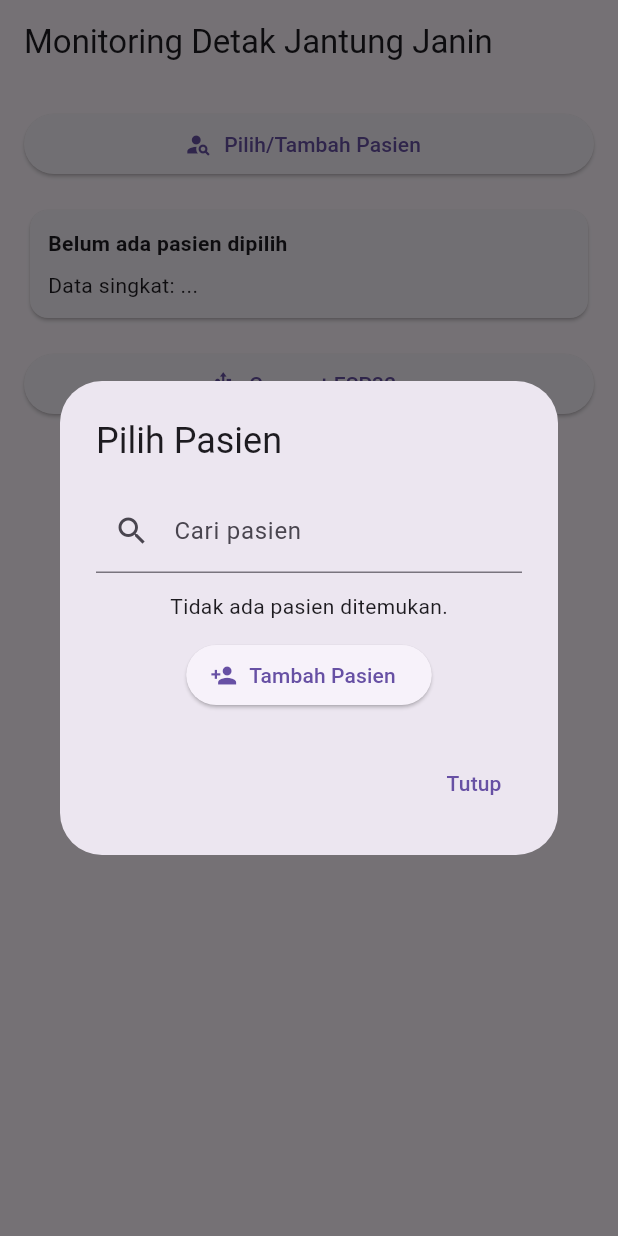
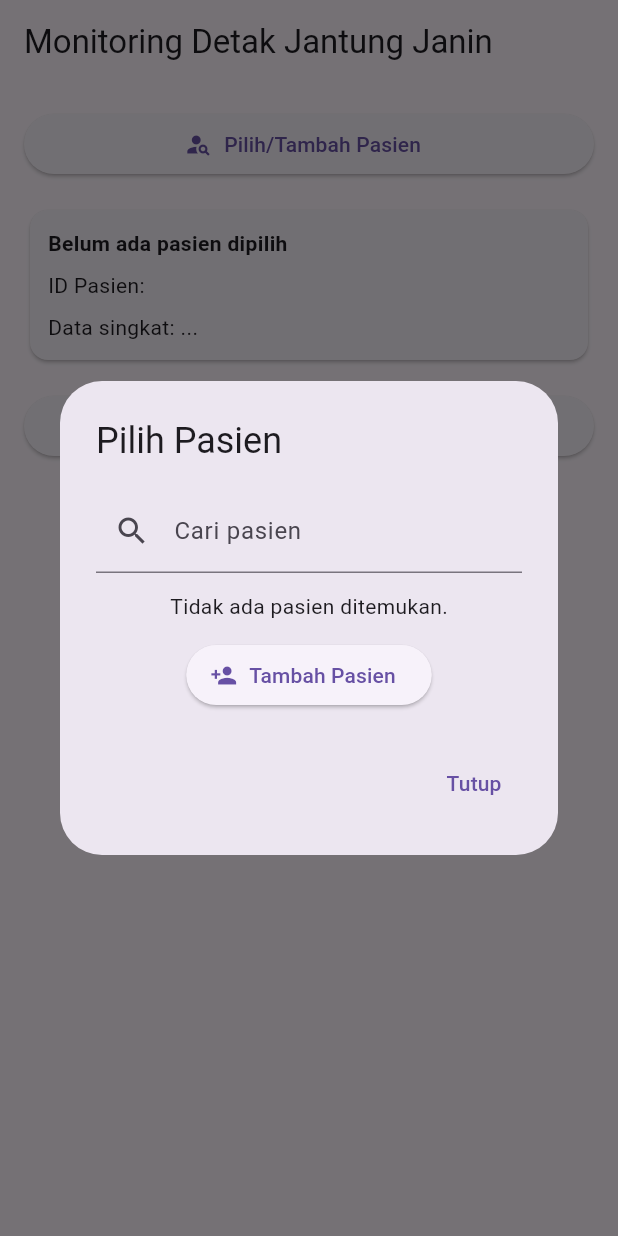
Before and after one commit to freeluncher/dopply_app, a Flutter app: the MonitoringPage screen opened by its route, after a tap on "Pilih/Tambah Pasien", on a phone screen of 412 x 824 dp. Run offline on Flutter 3.47's test engine with Material 3 defaults, Android fonts, the phone set to English and light mode, and no system bars; our stand-ins replace fl_chart, flutter_blue_plus, flutter_riverpod, flutter_secure_storage, go_router; accounts and stored records are empty.

Commit message:
feat: Refactor monitoring page and view model to improve patient data handling and monitoring functionality

```diff
--- a/lib/features/doctor/presentation/pages/monitoring_page.dart
+++ b/lib/features/doctor/presentation/pages/monitoring_page.dart
@@ -8,9 +8,7 @@ import 'package:dopply_app/features/doctor/presentation/widgets/monitoring_butto
 import 'package:dopply_app/features/doctor/presentation/widgets/monitoring_progress.dart';
 import 'package:dopply_app/features/doctor/presentation/widgets/bpm_realtime_chart_widget.dart';
 import 'package:dopply_app/features/doctor/presentation/widgets/monitoring_result_card.dart';
-import 'package:dopply_app/features/doctor/presentation/widgets/esp32_bpm_stream_widget.dart';
 import 'package:dopply_app/features/doctor/presentation/widgets/esp32_ble_bpm_stream_widget.dart';
-import 'package:fl_chart/fl_chart.dart';
 
 class MonitoringPage extends ConsumerStatefulWidget {
   const MonitoringPage({Key? key}) : super(key: key);
@@ -61,7 +59,10 @@ class _MonitoringPageState extends ConsumerState<MonitoringPage> {
                           },
                 ),
                 const SizedBox(height: 16),
-                PatientSummaryCard(selectedPatient: vm.selectedPatient),
+                PatientSummaryCard(
+                  patientName: vm.patientName,
+                  patientId: vm.patientId,
+                ),
                 const SizedBox(height: 16),
                 ESP32ConnectionButton(
                   isConnected: vm.isConnected,
@@ -90,7 +91,7 @@ class _MonitoringPageState extends ConsumerState<MonitoringPage> {
                       backgroundColor: Colors.red,
                     ),
                     onPressed: () async {
-                      vm.stopMonitoring();
+                      vm.stopMonitoring(context);
                     },
                   ),
                 MonitoringProgress(isMonitoring: vm.isMonitoring),
@@ -107,6 +108,7 @@ class _MonitoringPageState extends ConsumerState<MonitoringPage> {
                   doctorNote: vm.doctorNote,
                   onNoteChanged: vm.updateDoctorNote,
                   onSave: () => vm.saveResult(context),
+                  monitoringDone: vm.monitoringDone,
                 ),
               ],
             ),
--- a/lib/features/doctor/presentation/widgets/bpm_realtime_chart_widget.dart
+++ b/lib/features/doctor/presentation/widgets/bpm_realtime_chart_widget.dart
@@ -12,19 +12,35 @@ class BpmRealtimeChartWidget extends StatelessWidget {
     if (bpmData.isEmpty) {
       return const Center(child: Text('Belum ada data BPM'));
     }
-    // Tampilkan hanya 60 data terakhir
-    final data =
-        bpmData.length > 60 ? bpmData.sublist(bpmData.length - 60) : bpmData;
+    // Tentukan window waktu (misal 60 detik terakhir)
+    final int windowSeconds = 60;
+    final int latestSecond = bpmData.last.time.inSeconds;
+    final int startSecond = (latestSecond - windowSeconds + 1).clamp(
+      0,
+      latestSecond,
+    );
+    // Buat map waktu ke bpm
+    final Map<int, double> timeToBpm = {
+      for (final e in bpmData) e.time.inSeconds: e.bpm.toDouble(),
+    };
+    // Buat list FlSpot untuk setiap detik dalam window
     final List<FlSpot> spots =
-        data
-            .map((e) => FlSpot(e.time.inSeconds.toDouble(), e.bpm.toDouble()))
-            .toList();
+        [
+          for (int t = startSecond; t <= latestSecond; t++)
+            timeToBpm.containsKey(t)
+                ? FlSpot(t.toDouble(), timeToBpm[t]!)
+                : FlSpot.nullSpot,
+        ].where((spot) => !spot.isNull()).toList();
     final minY =
-        (data.map((e) => e.bpm).reduce((a, b) => a < b ? a : b) - 10)
+        (spots.isEmpty
+                ? 60
+                : spots.map((e) => e.y).reduce((a, b) => a < b ? a : b) - 10)
             .clamp(60, 180)
             .toDouble();
     final maxY =
-        (data.map((e) => e.bpm).reduce((a, b) => a > b ? a : b) + 10)
+        (spots.isEmpty
+                ? 120
+                : spots.map((e) => e.y).reduce((a, b) => a > b ? a : b) + 10)
             .clamp(120, 220)
             .toDouble();
     return Card(
@@ -45,7 +61,7 @@ class BpmRealtimeChartWidget extends StatelessWidget {
               child: SingleChildScrollView(
                 scrollDirection: Axis.horizontal,
                 child: SizedBox(
-                  width: (spots.length * 16).clamp(320, 800).toDouble(),
+                  width: (windowSeconds * 12).clamp(320, 800).toDouble(),
                   child: LineChart(
                     LineChartData(
                       minY: minY,
@@ -103,14 +119,10 @@ class BpmRealtimeChartWidget extends StatelessWidget {
                       lineBarsData: [
                         LineChartBarData(
                           spots: spots,
-                          isCurved: true,
+                          isCurved: false, // sharp lines
                           color: Colors.red,
                           barWidth: 3,
                           dotData: FlDotData(show: false),
-                          belowBarData: BarAreaData(
-                            show: true,
-                            color: Colors.red.withOpacity(0.08),
-                          ),
                         ),
                       ],
                     ),
@@ -123,15 +135,15 @@ class BpmRealtimeChartWidget extends StatelessWidget {
               mainAxisAlignment: MainAxisAlignment.spaceBetween,
               children: [
                 Text(
-                  'Min: ${data.map((e) => e.bpm).reduce((a, b) => a < b ? a : b)}',
+                  'Min: ${spots.isEmpty ? '-' : spots.map((e) => e.y.toInt()).reduce((a, b) => a < b ? a : b)}',
                   style: const TextStyle(fontSize: 12),
                 ),
                 Text(
-                  'Max: ${data.map((e) => e.bpm).reduce((a, b) => a > b ? a : b)}',
+                  'Max: ${spots.isEmpty ? '-' : spots.map((e) => e.y.toInt()).reduce((a, b) => a > b ? a : b)}',
                   style: const TextStyle(fontSize: 12),
                 ),
                 Text(
-                  'Terbaru: ${data.last.bpm}',
+                  'Terbaru: ${spots.isEmpty ? '-' : spots.last.y.toInt()}',
                   style: const TextStyle(
                     fontSize: 12,
                     fontWeight: FontWeight.bold,
--- a/lib/features/doctor/presentation/widgets/monitoring_result_card.dart
+++ b/lib/features/doctor/presentation/widgets/monitoring_result_card.dart
@@ -5,19 +5,25 @@ class MonitoringResultCard extends StatelessWidget {
   final String? classification;
   final String doctorNote;
   final ValueChanged<String> onNoteChanged;
-  final VoidCallback onSave;
+  final VoidCallback? onSave; // now optional
+  final bool monitoringDone;
   const MonitoringResultCard({
     Key? key,
     required this.monitoringResult,
     required this.classification,
     required this.doctorNote,
     required this.onNoteChanged,
-    required this.onSave,
+    this.onSave,
+    required this.monitoringDone,
   }) : super(key: key);
 
   @override
   Widget build(BuildContext context) {
     if (monitoringResult == null) return const SizedBox.shrink();
+    final controller = TextEditingController(text: doctorNote);
+    controller.selection = TextSelection.fromPosition(
+      TextPosition(offset: controller.text.length),
+    );
     return Card(
       color: monitoringResult == 'Normal' ? Colors.green[50] : Colors.red[50],
       child: Padding(
@@ -39,14 +45,22 @@ class MonitoringResultCard extends StatelessWidget {
               minLines: 2,
               maxLines: 4,
               onChanged: onNoteChanged,
-              controller: TextEditingController(text: doctorNote),
+              controller: controller,
+              textDirection: TextDirection.ltr,
+              textAlign: TextAlign.left,
             ),
             const SizedBox(height: 8),
-            ElevatedButton.icon(
-              icon: const Icon(Icons.save),
-              label: const Text('Simpan Hasil Pemeriksaan'),
-              onPressed: onSave,
-            ),
+            if (monitoringDone && onSave != null)
+              ElevatedButton.icon(
+                icon: const Icon(Icons.save),
+                label: const Text('Simpan Hasil Pemeriksaan'),
+                onPressed: onSave,
+              ),
+            if (!monitoringDone)
+              Text(
+                'Data hasil monitoring akan otomatis tersimpan setelah Anda menekan Simpan.',
+                style: TextStyle(fontSize: 12, color: Colors.grey[700]),
+              ),
           ],
         ),
       ),
--- a/lib/features/doctor/presentation/widgets/patient_summary_card.dart
+++ b/lib/features/doctor/presentation/widgets/patient_summary_card.dart
@@ -1,9 +1,13 @@
 import 'package:flutter/material.dart';
 
 class PatientSummaryCard extends StatelessWidget {
-  final String selectedPatient;
-  const PatientSummaryCard({Key? key, required this.selectedPatient})
-    : super(key: key);
+  final String patientName;
+  final String patientId;
+  const PatientSummaryCard({
+    Key? key,
+    required this.patientName,
+    required this.patientId,
+  }) : super(key: key);
 
   @override
   Widget build(BuildContext context) {
@@ -14,9 +18,11 @@ class PatientSummaryCard extends StatelessWidget {
           crossAxisAlignment: CrossAxisAlignment.start,
           children: [
             Text(
-              selectedPatient,
+              patientName,
               style: const TextStyle(fontWeight: FontWeight.bold),
             ),
+            const SizedBox(height: 8),
+            Text('ID Pasien: $patientId', style: const TextStyle(fontSize: 14)),
             const SizedBox(height: 8),
             const Text('Data singkat: ...'),
           ],
```
Also changed, not shown: lib/features/doctor/presentation/viewmodels/monitoring_view_model.dart (+34 -17 lines).
